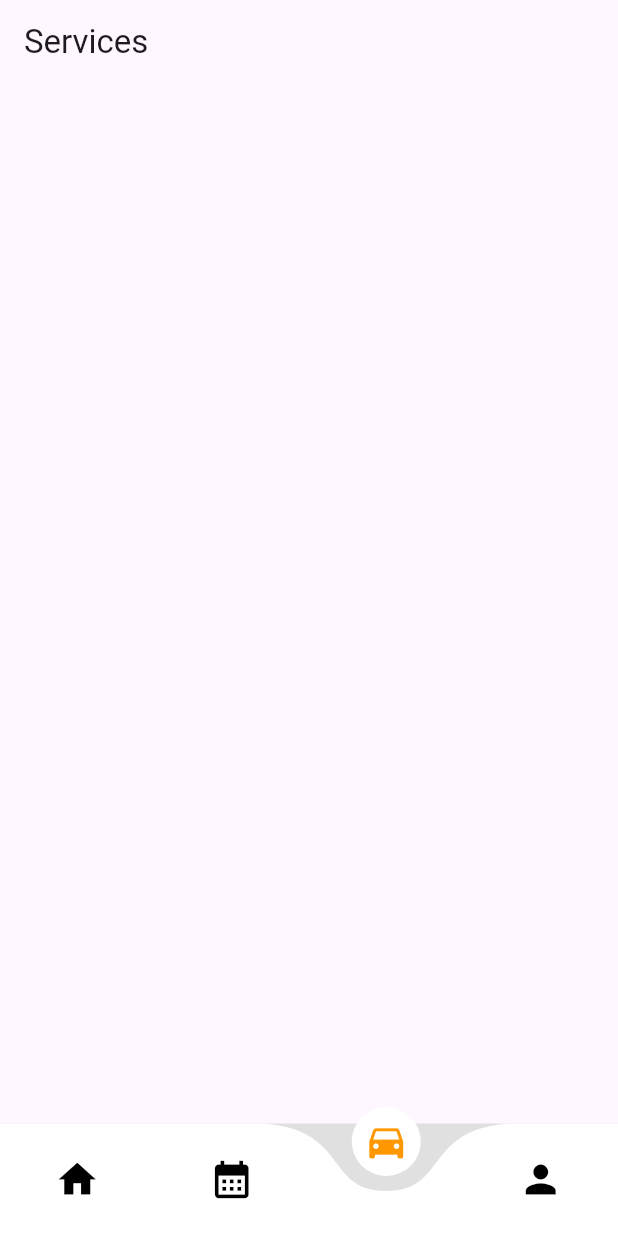
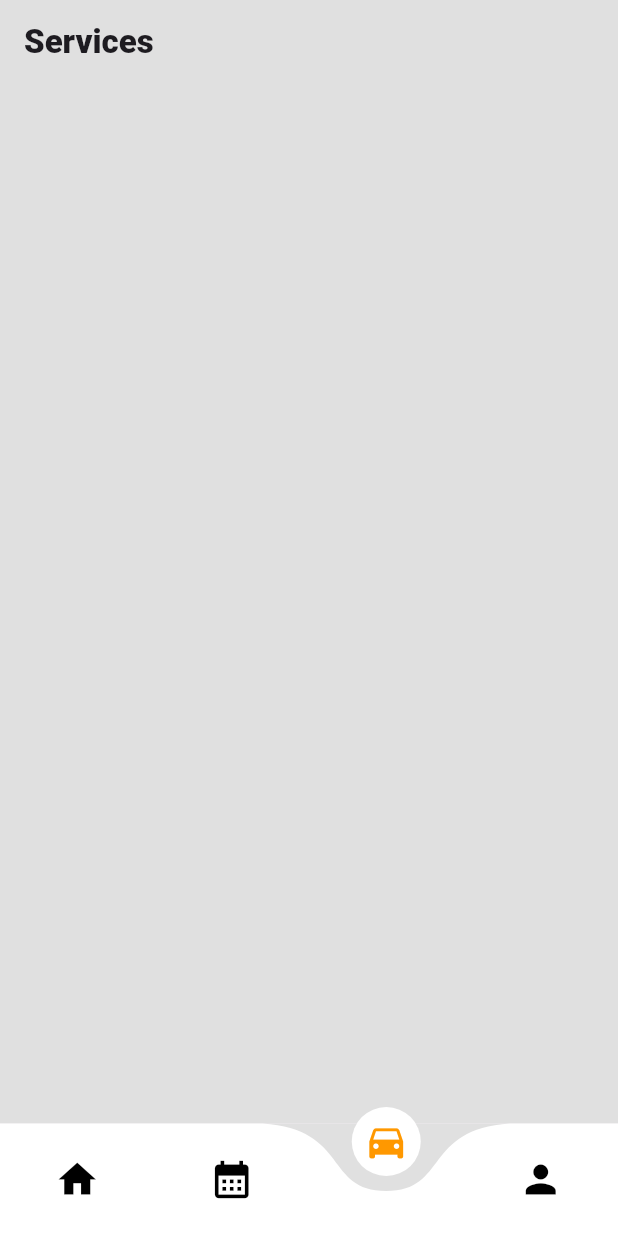
Before and after one commit to TechPyllars2024/AutoCareAutomotive, a Flutter app: the screen it shows after launch, item 3 of the bottom bar chosen, on a phone screen of 412 x 824 dp. Run offline on Flutter 3.47's test engine with Material 3 defaults, Android fonts, the phone set to English and light mode, and no system bars; drawn by our look-alikes of curved_navigation_bar.

Commit message:
update: services appbar

```diff
--- a/lib/ProfileManagement/screens/automotive_services.dart
+++ b/lib/ProfileManagement/screens/automotive_services.dart
@@ -11,7 +11,8 @@ class _AutomotiveServicesState extends State<AutomotiveServices> {
   @override
   Widget build(BuildContext context) {
     return Scaffold(
-      appBar: AppBar(title: Text('Services'),),
+      backgroundColor: Colors.grey.shade300,
+      appBar: AppBar(title: Text('Services', style: TextStyle(fontWeight: FontWeight.w900),), backgroundColor: Colors.grey.shade300,),
     );
   }
 }
```
